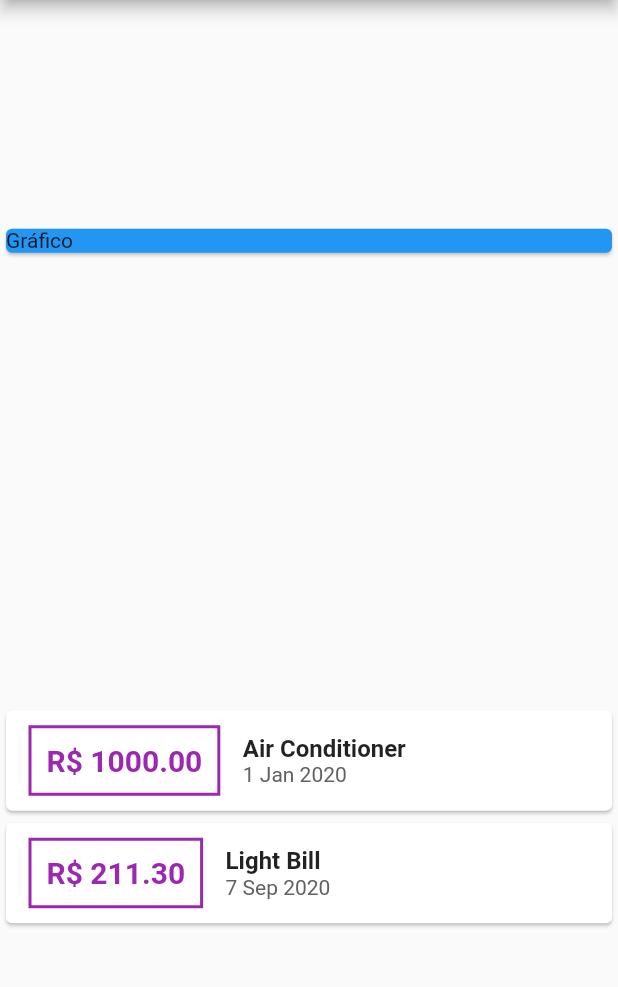
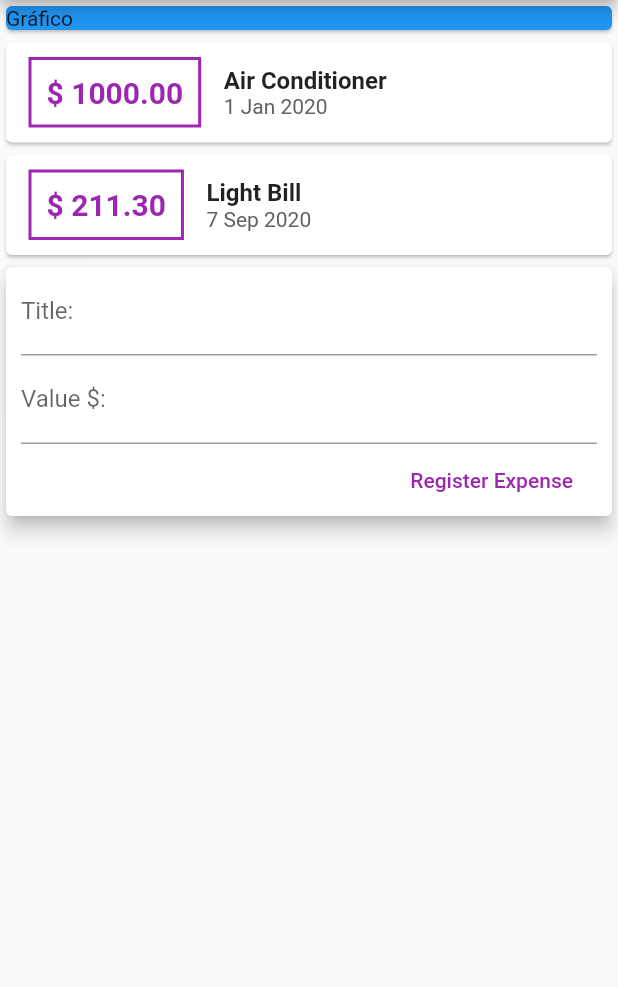
Before and after one commit to black-dev-x/GiFFF-Flutter, a Flutter app: the screen it shows after launch, on a phone screen of 412 x 824 dp, the part 84-1071 px from its top. Run offline on Flutter 3.47's test engine with Material 2 defaults, Android fonts, the phone set to English and light mode, and no system bars.

Commit message:
formulário

```diff
--- a/expenses_manager/lib/expenses/expense_card.dart
+++ b/expenses_manager/lib/expenses/expense_card.dart
@@ -24,7 +24,7 @@ class ExpenseCard extends StatelessWidget {
             ),
             padding: EdgeInsets.all(10),
             child: Text(
-              'R\$ ${_expense.value.toStringAsFixed(2)}',
+              '\$ ${_expense.value.toStringAsFixed(2)}',
               style: TextStyle(
                 fontWeight: FontWeight.bold,
                 fontSize: 20,
--- /dev/null
+++ b/expenses_manager/lib/expenses/expenses_form.dart
@@ -0,0 +1,33 @@
+import 'package:flutter/material.dart';
+
+class ExpensesForm extends StatelessWidget {
+  @override
+  Widget build(BuildContext context) {
+    return Card(
+      elevation: 5,
+      child: Padding(
+        padding: const EdgeInsets.symmetric(vertical: 0, horizontal: 10),
+        child: Column(
+          children: <Widget>[
+            TextField(
+              decoration: InputDecoration(labelText: 'Title:'),
+            ),
+            TextField(
+              decoration: InputDecoration(labelText: 'Value \$:'),
+            ),
+            Row(
+              children: <Widget>[
+                FlatButton(
+                  child: Text('Register Expense'),
+                  onPressed: () => {},
+                  textColor: Colors.purple,
+                ),
+              ],
+              mainAxisAlignment: MainAxisAlignment.end,
+            )
+          ],
+        ),
+      ),
+    );
+  }
+}
--- a/expenses_manager/lib/expenses/expenses_page.dart
+++ b/expenses_manager/lib/expenses/expenses_page.dart
@@ -2,6 +2,8 @@ import 'package:expenses_manager/expenses/expense.dart';
 import 'package:expenses_manager/expenses/expenses_graph.dart';
 import 'package:expenses_manager/expenses/expenses_list.dart';
 import 'package:flutter/material.dart';
+
+import 'expenses_form.dart';
 
 class ExpensesPage extends StatelessWidget {
   final _expensesList = [
@@ -12,11 +14,11 @@ class ExpensesPage extends StatelessWidget {
   @override
   Widget build(BuildContext context) {
     return Column(
-      mainAxisAlignment: MainAxisAlignment.spaceAround,
       crossAxisAlignment: CrossAxisAlignment.stretch,
       children: <Widget>[
         ExpensesGraph(),
         ExpensesList(_expensesList),
+        ExpensesForm(),
       ],
     );
   }
```
